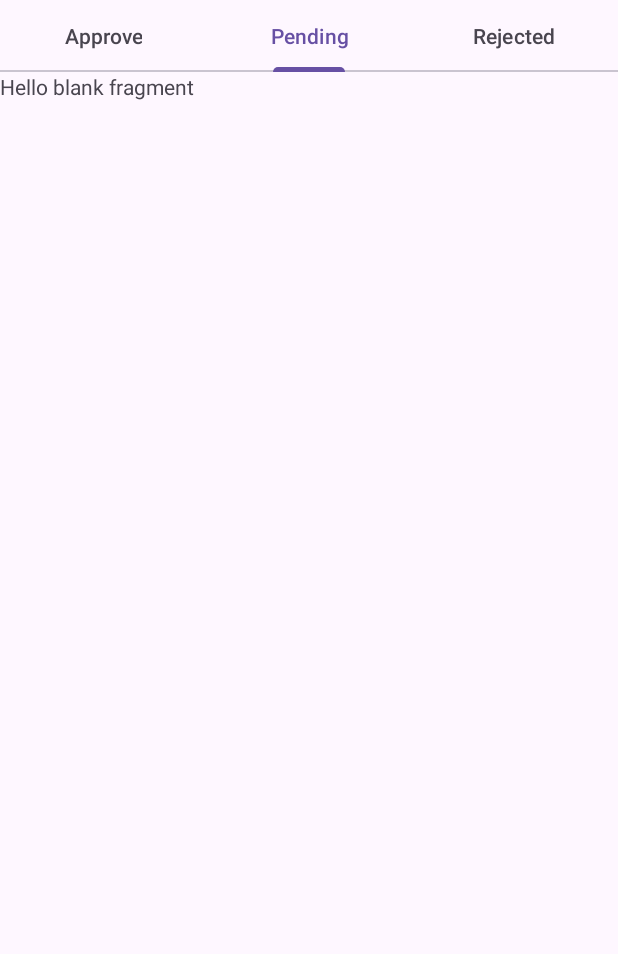
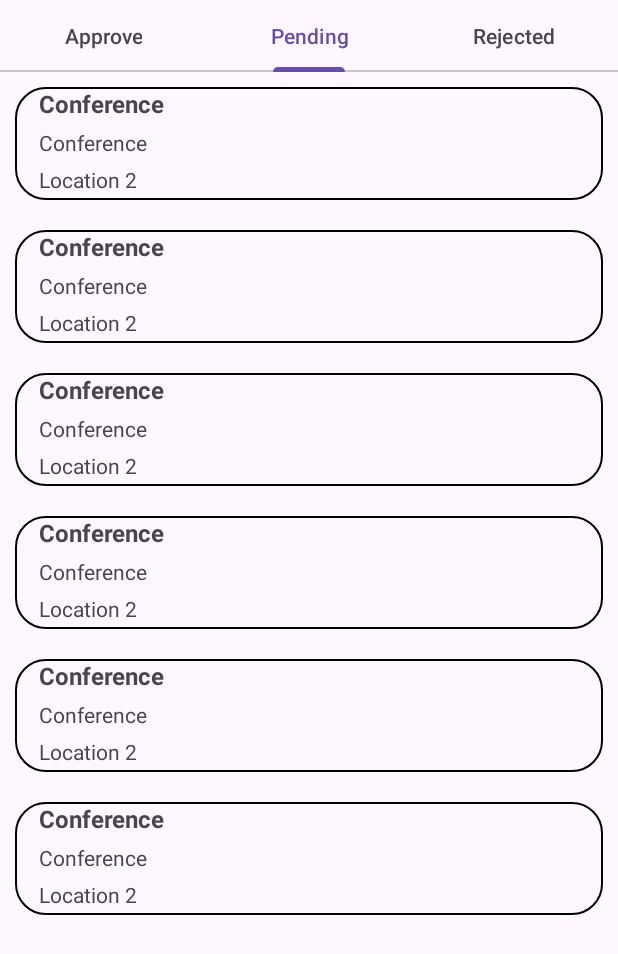
Before and after one commit to PintaRam/Kalarava, an Android app: the screen it shows after launch (AdminsView), tab 2 chosen, on a phone screen of 412 x 824 dp. Shown: the top 954 px of the screen. Run offline under Robolectric (Android 15) with nearby library versions, the phone set to English and light mode, and no system bars; our stand-ins replace Firebase (no records; nobody signed in at launch, a user with empty details on screens opened directly); libraries missing offline, so code that uses them is left out: com.karumi.dexter; 9 statements that could not run were skipped.

Commit message:
Admin pending request update

```diff
--- a/app/src/main/AndroidManifest.xml
+++ b/app/src/main/AndroidManifest.xml
@@ -18,7 +18,10 @@
         android:theme="@style/Theme.Reva_Events_Room"
         tools:targetApi="31">
         <activity
-            android:name=".RecyclerAdmin"
+            android:name=".contact"
+            android:exported="false" />
+        <activity
+            android:name=".recyclerContact"
             android:exported="false" />
         <activity
             android:name=".updateMarkerByAdmin"
--- a/app/src/main/java/RecyclerAdminList.java
+++ /dev/null
@@ -1,2 +0,0 @@
-public class RecyclerAdminList {
-}
--- a/app/src/main/java/com/myapplication/PendingFrag.java
+++ b/app/src/main/java/com/myapplication/PendingFrag.java
@@ -1,17 +1,37 @@
 package com.myapplication;
 
+import android.annotation.SuppressLint;
+import android.app.Dialog;
 import android.os.Bundle;
 
 import androidx.fragment.app.Fragment;
+import androidx.recyclerview.widget.LinearLayoutManager;
+import androidx.recyclerview.widget.RecyclerView;
 
+import android.util.Log;
 import android.view.LayoutInflater;
 import android.view.View;
 import android.view.ViewGroup;
+import android.widget.Button;
+import android.widget.EditText;
+import android.widget.Toast;
 
 import com.google.android.gms.maps.model.LatLng;
+import com.google.firebase.auth.FirebaseAuth;
+import com.google.firebase.database.DataSnapshot;
+import com.google.firebase.database.DatabaseError;
+import com.google.firebase.database.DatabaseReference;
+import com.google.firebase.database.FirebaseDatabase;
+import com.google.firebase.database.ValueEventListener;
+
+import java.util.ArrayList;
+import java.util.List;
 
 
 public class PendingFrag extends Fragment {
+    FirebaseAuth firebaseAuth;
+    recyclerContact adapter;
+    List<contact> list;
 
     // TODO: Rename parameter arguments, choose names that match
     // the fragment initialization parameters, e.g. ARG_ITEM_NUMBER
@@ -24,23 +44,66 @@ public class PendingFrag extends Fragment {
     @Override
     public View onCreateView(LayoutInflater inflater, ViewGroup container,
                              Bundle savedInstanceState) {
+        // Initialize Firebase
+        FirebaseDatabase database = FirebaseDatabase.getInstance();
 
-        if(getArguments()!=null)
-        {  Double latitude = getArguments().getDouble("latitude");
-                Double Longitude = getArguments().getDouble("longitude");
-            String eventType =  getArguments().getString("eventType");
-            String eventName =  getArguments().getString("eventName");
-            String startDate =  getArguments().getString("startDate");
-            String endDate =  getArguments().getString("endDate");
-            String startTime =  getArguments().getString("startTime");
-            String endTime =  getArguments().getString("endTime");
-            String description =  getArguments().getString("Decription");
+        // Reference to your data
+        DatabaseReference myRef = database.getReference().child("Google markers");//.child(firebaseAuth.getUid());
+        String refID ="kara";
+// rettrive the data from database
+        // Read data
+        myRef.child(refID).addValueEventListener(new ValueEventListener() {
+            @Override
+            public void onDataChange(DataSnapshot dataSnapshot) {
+                // This method is called once with the initial value and whenever data at this location is updated.
+                MarkerDetails model = dataSnapshot.getValue(MarkerDetails.class);
+                double latitude = model.getLatitude();
+                double Longitude = model.getLongitude();
+                String eventType = model.getEventType();
+                String eventName = model.getevent();
+                String startDate =model.getStartDate();
+                String endDate = model.getEndDate();
+                String startTime =model.getStartTime();
+                String endTime =model.getEndTime();
+                String description =  model.getDescription();
+                Log.d("ram",endDate);
+
+            }
+
+            @Override
+            public void onCancelled(DatabaseError error) {
+                // Failed to read value
+                //System.out.println("Failed to read value." + error.toException());
+                Log.d("event","Event Name");
+            }
+        });
+
+        View view = inflater.inflate(R.layout.fragment_pending, container, false);
+
+        RecyclerView recyclerView = view.findViewById(R.id.recycle);
+        recyclerView.setHasFixedSize(true);
+        recyclerView.setLayoutManager(new LinearLayoutManager(getContext()));
+
+// Set the adapter
+
+        recyclerView.setAdapter(new recyclerContact(initData()));
+        // Inflate the layout for this fragment
+        return view;
+        // Inflate the layout for this fragment
+        // return inflater.inflate(R.layout.fragment_pending, container, false);
+    }
 
 
 
-        }
+    private List<contact> initData() {
+        list = new ArrayList<>();
+        list.add(new contact("Conference", "Conference Name", "Location 2"));
+        list.add(new contact("Conference", "Conference Name", "Location 2"));
+        list.add(new contact("Conference", "Conference Name", "Location 2"));
+        list.add(new contact("Conference", "Conference Name", "Location 2"));
+        list.add(new contact("Conference", "Conference Name", "Location 2"));
+        list.add(new contact("Conference", "Conference Name", "Location 2"));
+        return list;
 
-        // Inflate the layout for this fragment
-        return inflater.inflate(R.layout.fragment_pending, container, false);
     }
 }
--- /dev/null
+++ b/app/src/main/java/com/myapplication/contact.java
@@ -0,0 +1,42 @@
+package com.myapplication;
+
+import android.os.ParcelUuid;
+
+import com.google.firebase.database.core.view.Event;
+
+public class contact {
+
+    String EventType , EventName ,Location;
+    public contact(String EventType , String EventName, String location)
+    {
+        this.EventType = EventType;
+        this.EventName = EventName;
+        this.Location = location;
+
+
+    }
+
+    public String getEventType() {
+        return EventType;
+    }
+
+    public void setEventType(String eventType) {
+        EventType = eventType;
+    }
+
+    public String getEventName() {
+        return EventName;
+    }
+
+    public void setEventName(String eventName) {
+        EventName = eventName;
+    }
+
+    public String getLocation() {
+        return Location;
+    }
+
+    public void setLocation(String location) {
+        Location = location;
+    }
+}
--- /dev/null
+++ b/app/src/main/java/com/myapplication/recyclerContact.java
@@ -0,0 +1,70 @@
+package com.myapplication;
+import android.app.AlertDialog;
+import android.app.Dialog;
+import android.content.Context;
+import android.content.DialogInterface;
+import android.view.LayoutInflater;
+import android.view.View;
+import android.view.ViewGroup;
+import android.view.animation.Animation;
+import android.view.animation.AnimationUtils;
+import android.widget.Button;
+import android.widget.EditText;
+import android.widget.ImageView;
+import android.widget.LinearLayout;
+import android.widget.TextView;
+import android.widget.Toast;
+
+import androidx.annotation.NonNull;
+import androidx.recyclerview.widget.RecyclerView;
+
+import java.util.ArrayList;
+import java.util.List;
+
+public class recyclerContact extends RecyclerView.Adapter<recyclerContact.viewholder> {
+    // Context context;
+    List<contact>list;
+
+    recyclerContact( List<contact>list)
+    {
+        //this.context = context;
+        this.list = list;
+
+    }
+    @NonNull
+    @Override
+    public viewholder onCreateViewHolder(@NonNull ViewGroup parent, int viewType) {
+        View v =  LayoutInflater.from(parent.getContext()).inflate(R.layout.activity_contact,parent,false);
+        viewholder viewholder = new viewholder(v);
+        return viewholder;
+    }
+
+    @Override
+    public void onBindViewHolder(@NonNull viewholder holder, int position) {
+        holder.txt1.setText(list.get(position).getEventType());
+        holder.txt2.setText(list.get(position).getEventType());
+        holder.txt3.setText(list.get(position).getLocation());
+
+
+    }
+
+    @Override
+    public int getItemCount() {
+        return list.size();
+    }
+
+    public class viewholder extends RecyclerView.ViewHolder{
+        TextView txt1, txt2,txt3;
+
+        LinearLayout layout;
+        public viewholder(@NonNull View itemView) {
+            super(itemView);
+            txt1 = itemView.findViewById(R.id.txt1);
+            txt2 = itemView.findViewById(R.id.txt2);
+            txt3 = itemView.findViewById(R.id.txt3);
+
+            layout = itemView.findViewById(R.id.ll1);
+        }
+    }
+
+}
--- /dev/null
+++ b/app/src/main/res/layout/activity_contact.xml
@@ -0,0 +1,31 @@
+<?xml version="1.0" encoding="utf-8"?>
+<LinearLayout xmlns:android="http://schemas.android.com/apk/res/android"
+    android:id="@+id/ll1"
+    android:layout_margin="10dp"
+    android:layout_width="match_parent"
+    android:layout_height="75dp"
+    android:orientation="vertical"
+    android:background="@drawable/butn"
+    android:paddingLeft="16dp"
+   >
+
+    <TextView
+        android:id="@+id/txt1"
+        android:layout_width="match_parent"
+        android:layout_height="wrap_content"
+        android:textSize="16sp"
+        android:textStyle="bold"
+        />
+
+    <TextView
+        android:id="@+id/txt2"
+        android:layout_width="match_parent"
+        android:layout_height="wrap_content"
+        android:layout_marginTop="5dp"/>
+
+    <TextView
+        android:id="@+id/txt3"
+        android:layout_width="match_parent"
+        android:layout_height="wrap_content"
+        android:layout_marginTop="5dp"/>
+</LinearLayout>
--- a/app/src/main/res/layout/activity_recycler_admin.xml
+++ b/app/src/main/res/layout/activity_recycler_admin.xml
@@ -4,6 +4,6 @@
     xmlns:tools="http://schemas.android.com/tools"
     android:layout_width="match_parent"
     android:layout_height="match_parent"
-    tools:context=".RecyclerAdmin">
+    tools:context=".recyclerContact">
 
 </androidx.constraintlayout.widget.ConstraintLayout>
--- a/app/src/main/res/layout/fragment_pending.xml
+++ b/app/src/main/res/layout/fragment_pending.xml
@@ -1,14 +1,22 @@
 <?xml version="1.0" encoding="utf-8"?>
-<FrameLayout xmlns:android="http://schemas.android.com/apk/res/android"
+<RelativeLayout xmlns:android="http://schemas.android.com/apk/res/android"
     xmlns:tools="http://schemas.android.com/tools"
     android:layout_width="match_parent"
     android:layout_height="match_parent"
     tools:context=".PendingFrag">
 
-    <!-- TODO: Update blank fragment layout -->
-    <TextView
-        android:layout_width="match_parent"
-        android:layout_height="match_parent"
-        android:text="@string/hello_blank_fragment" />
+   <androidx.recyclerview.widget.RecyclerView
 
-</FrameLayout>
+       android:id="@+id/recycle"
+       android:layout_width="match_parent"
+       android:layout_height="631dp"
+       android:layout_alignParentStart="true"
+
+       android:layout_alignParentTop="true"
+       android:layout_alignParentEnd="true"
+       android:layout_alignParentBottom="true"
+       android:layout_marginStart="0dp"
+       android:layout_marginEnd="0dp"
+       android:layout_marginBottom="0dp" />
+
+</RelativeLayout>
--- a/app/src/main/res/layout/fragment_reject.xml
+++ b/app/src/main/res/layout/fragment_reject.xml
@@ -3,6 +3,7 @@
     xmlns:tools="http://schemas.android.com/tools"
     android:layout_width="match_parent"
     android:layout_height="match_parent"
+    android:background="#CC1212"
     tools:context=".RejectFrag">
 
     <!-- TODO: Update blank fragment layout -->
```
Also changed, not shown: app/src/main/java/com/myapplication/OrganizeMapper.java (+17 -24 lines), app/src/main/java/com/myapplication/RecyclerAdmin.java (deleted, +0 -14 lines), app/src/main/java/com/myapplication/organisers.java (deleted, +0 -14 lines), app/src/main/res/layout/activity_organisers.xml (deleted, +0 -9 lines).
